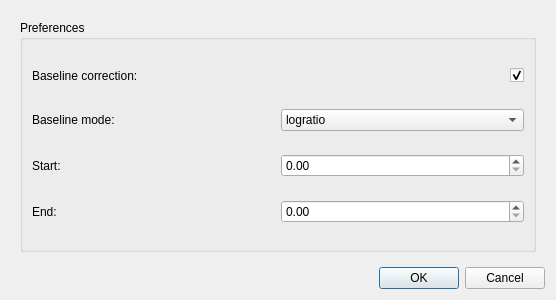
Qt form designer_ui_files/TFRPlotTopologyDialogUi.ui (cibr-jyu/meggie) before a commit.
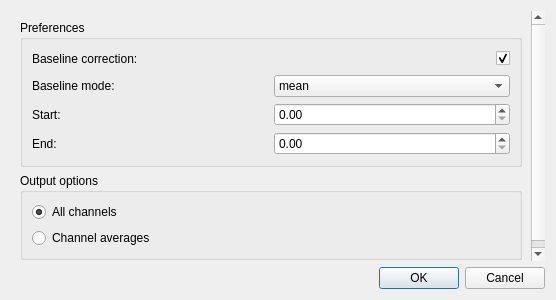
The same form after that commit.

Commit message: Implement channel averages to TFR's

Diff of the .ui file:
```diff
--- a/designer_ui_files/TFRPlotTopologyDialogUi.ui
+++ b/designer_ui_files/TFRPlotTopologyDialogUi.ui
@@ -41,8 +41,8 @@
        <rect>
         <x>0</x>
         <y>0</y>
-        <width>538</width>
-        <height>241</height>
+        <width>524</width>
+        <height>273</height>
        </rect>
       </property>
       <property name="minimumSize">
@@ -71,7 +71,7 @@
              <widget class="QComboBox" name="comboBoxBaselineMode">
               <item>
                <property name="text">
-                <string>logratio</string>
+                <string>mean</string>
                </property>
               </item>
               <item>
@@ -166,6 +166,32 @@
          </layout>
         </widget>
        </item>
+       <item row="3" column="0">
+        <widget class="QGroupBox" name="groupBoxOutputOptions">
+         <property name="title">
+          <string>Output options</string>
+         </property>
+         <layout class="QFormLayout" name="formLayout">
+          <item row="0" column="0">
+           <widget class="QRadioButton" name="radioButtonAllChannels">
+            <property name="text">
+             <string>All channels</string>
+            </property>
+            <property name="checked">
+             <bool>true</bool>
+            </property>
+           </widget>
+          </item>
+          <item row="1" column="0">
+           <widget class="QRadioButton" name="radioButtonChannelAverages">
+            <property name="text">
+             <string>Channel averages</string>
+            </property>
+           </widget>
+          </item>
+         </layout>
+        </widget>
+       </item>
       </layout>
      </widget>
     </widget>
```
Left out of the diff: 12 changed lines with no effect on the pictures. The commit also changes 7 other files.
